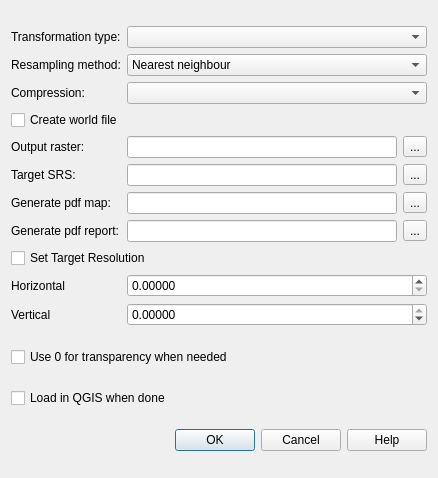
qgis/QGIS, file src/plugins/georeferencer/qgstransformsettingsdialogbase.ui: the form before one commit.
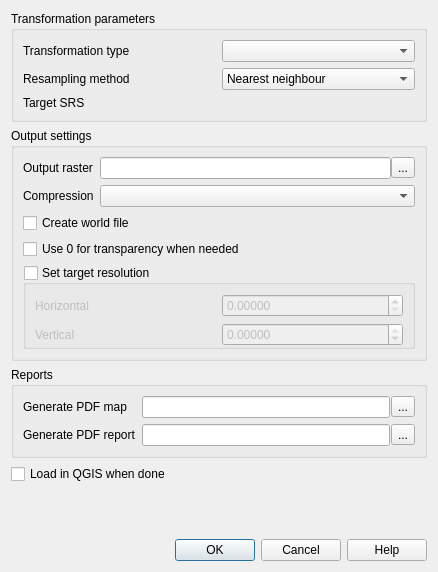
The form after the commit. Custom widgets are drawn as their Qt base class.

Patch:
```diff
--- a/src/plugins/georeferencer/qgstransformsettingsdialogbase.ui
+++ b/src/plugins/georeferencer/qgstransformsettingsdialogbase.ui
@@ -7,7 +7,7 @@
     <x>0</x>
     <y>0</y>
     <width>438</width>
-    <height>478</height>
+    <height>572</height>
    </rect>
   </property>
   <property name="windowTitle">
@@ -15,11 +15,15 @@
   </property>
   <layout class="QGridLayout" name="gridLayout_2">
    <item row="0" column="0">
-    <layout class="QGridLayout" name="gridLayout">
+    <widget class="QGroupBox" name="groupBox">
+     <property name="title">
+      <string>Transformation parameters</string>
+     </property>
+     <layout class="QGridLayout" name="gridLayout_4">
      <item row="0" column="0">
       <widget class="QLabel" name="label">
        <property name="text">
-        <string>Transformation type:</string>
+         <string>Transformation type</string>
        </property>
       </widget>
      </item>
@@ -33,16 +37,6 @@
        </property>
       </widget>
      </item>
-     <item row="1" column="0">
-      <widget class="QLabel" name="textLabel1">
-       <property name="text">
-        <string>Resampling method:</string>
-       </property>
-       <property name="buddy">
-        <cstring>cmbResampling</cstring>
-       </property>
-      </widget>
-     </item>
      <item row="1" column="1">
       <widget class="QComboBox" name="cmbResampling">
        <property name="currentIndex">
@@ -75,10 +69,10 @@
        </item>
       </widget>
      </item>
-     <item row="2" column="0">
-      <widget class="QLabel" name="mCompressionLabel">
+      <item row="1" column="0">
+       <widget class="QLabel" name="textLabel1">
        <property name="text">
-        <string>Compression:</string>
+         <string>Resampling method</string>
        </property>
        <property name="buddy">
         <cstring>cmbCompressionComboBox</cstring>
@@ -86,24 +80,40 @@
       </widget>
      </item>
      <item row="2" column="1">
-      <widget class="QComboBox" name="cmbCompressionComboBox">
-       <property name="sizePolicy">
-        <sizepolicy hsizetype="Preferred" vsizetype="Fixed">
-         <horstretch>0</horstretch>
-         <verstretch>0</verstretch>
-        </sizepolicy>
+       <widget class="QgsProjectionSelectionWidget" name="mCrsSelector" native="true">
+        <property name="focusPolicy">
+         <enum>Qt::StrongFocus</enum>
        </property>
       </widget>
      </item>
-     <item row="4" column="0">
+      <item row="2" column="0">
+       <widget class="QLabel" name="label_3">
+        <property name="text">
+         <string>Target SRS</string>
+        </property>
+       </widget>
+      </item>
+     </layout>
+    </widget>
+   </item>
+   <item row="1" column="0">
+    <widget class="QGroupBox" name="groupBox_2">
+     <property name="title">
+      <string>Output settings</string>
+     </property>
+     <layout class="QGridLayout" name="gridLayout_5">
+      <item row="0" column="0">
       <widget class="QLabel" name="label_2">
        <property name="text">
-        <string>Output raster:</string>
+         <string>Output raster</string>
        </property>
       </widget>
      </item>
-     <item row="4" column="1">
+      <item row="0" column="1">
       <layout class="QHBoxLayout" name="horizontalLayout">
+        <property name="spacing">
+         <number>0</number>
+        </property>
        <item>
         <widget class="QLineEdit" name="leOutputRaster"/>
        </item>
@@ -116,63 +126,39 @@
        </item>
       </layout>
      </item>
-     <item row="5" column="0">
-      <widget class="QLabel" name="label_3">
-       <property name="text">
-        <string>Target SRS:</string>
+      <item row="1" column="1">
+       <widget class="QComboBox" name="cmbCompressionComboBox">
+        <property name="sizePolicy">
+         <sizepolicy hsizetype="Preferred" vsizetype="Fixed">
+          <horstretch>0</horstretch>
+          <verstretch>0</verstretch>
+         </sizepolicy>
        </property>
       </widget>
      </item>
-     <item row="5" column="1">
-      <layout class="QHBoxLayout" name="horizontalLayout_2">
-       <item>
-        <widget class="QLineEdit" name="leTargetSRS"/>
-       </item>
-       <item>
-        <widget class="QToolButton" name="tbnTargetSRS">
-         <property name="text">
-          <string>...</string>
-         </property>
-        </widget>
-       </item>
-      </layout>
-     </item>
-     <item row="7" column="0">
-      <widget class="QLabel" name="label_6">
-       <property name="text">
-        <string>Generate pdf report:</string>
-       </property>
-      </widget>
-     </item>
-     <item row="7" column="1">
-      <layout class="QHBoxLayout" name="horizontalLayout_3">
-       <item>
-        <widget class="QLineEdit" name="mReportFileLineEdit"/>
-       </item>
-       <item>
-        <widget class="QToolButton" name="tbnReportFile">
-         <property name="text">
-          <string>...</string>
-         </property>
-        </widget>
-       </item>
-      </layout>
-     </item>
-     <item row="8" column="0" colspan="2">
-      <widget class="QCheckBox" name="cbxUserResolution">
-       <property name="text">
-        <string>Set Target Resolution</string>
-       </property>
-      </widget>
-     </item>
-     <item row="9" column="0">
+      <item row="4" column="0" colspan="2">
+       <widget class="QGroupBox" name="cbxUserResolution">
+        <property name="title">
+         <string>Set target resolution</string>
+        </property>
+        <property name="checkable">
+         <bool>true</bool>
+        </property>
+        <property name="checked">
+         <bool>false</bool>
+        </property>
+        <layout class="QGridLayout" name="gridLayout_3">
+         <property name="bottomMargin">
+          <number>0</number>
+         </property>
+         <item row="0" column="0">
       <widget class="QLabel" name="label_4">
        <property name="text">
         <string>Horizontal</string>
        </property>
       </widget>
      </item>
-     <item row="9" column="1">
+         <item row="0" column="1">
       <widget class="QgsValidatedDoubleSpinBox" name="dsbHorizRes">
        <property name="decimals">
         <number>5</number>
@@ -185,14 +171,14 @@
        </property>
       </widget>
      </item>
-     <item row="10" column="0">
+         <item row="1" column="0">
       <widget class="QLabel" name="label_5">
        <property name="text">
         <string>Vertical</string>
        </property>
       </widget>
      </item>
-     <item row="10" column="1">
+         <item row="1" column="1">
       <widget class="QgsValidatedDoubleSpinBox" name="dsbVerticalRes">
        <property name="sizePolicy">
         <sizepolicy hsizetype="Minimum" vsizetype="Fixed">
@@ -214,54 +200,40 @@
        </property>
       </widget>
      </item>
+        </layout>
+       </widget>
+      </item>
+      <item row="1" column="0">
+       <widget class="QLabel" name="mCompressionLabel">
+        <property name="text">
+         <string>Compression</string>
+        </property>
+        <property name="buddy">
+         <cstring>cmbCompressionComboBox</cstring>
+        </property>
+       </widget>
+      </item>
      <item row="3" column="0" colspan="2">
+       <widget class="QCheckBox" name="cbxZeroAsTrans">
+        <property name="text">
+         <string>Use 0 for transparency when needed</string>
+        </property>
+        <property name="checked">
+         <bool>false</bool>
+        </property>
+       </widget>
+      </item>
+      <item row="2" column="0" colspan="2">
       <widget class="QCheckBox" name="mWorldFileCheckBox">
        <property name="text">
         <string>Create world file</string>
        </property>
       </widget>
      </item>
+     </layout>
+    </widget>
+   </item>
      <item row="6" column="0">
-      <widget class="QLabel" name="label_7">
-       <property name="text">
-        <string>Generate pdf map:</string>
-       </property>
-      </widget>
-     </item>
-     <item row="6" column="1">
-      <layout class="QHBoxLayout" name="horizontalLayout_4">
-       <item>
-        <widget class="QLineEdit" name="mMapFileLineEdit"/>
-       </item>
-       <item>
-        <widget class="QToolButton" name="tbnMapFile">
-         <property name="text">
-          <string>...</string>
-         </property>
-        </widget>
-       </item>
-      </layout>
-     </item>
-    </layout>
-   </item>
-   <item row="1" column="0">
-    <widget class="QCheckBox" name="cbxZeroAsTrans">
-     <property name="text">
-      <string>Use 0 for transparency when needed</string>
-     </property>
-     <property name="checked">
-      <bool>false</bool>
-     </property>
-    </widget>
-   </item>
-   <item row="2" column="0">
-    <widget class="QCheckBox" name="cbxLoadInQgisWhenDone">
-     <property name="text">
-      <string>Load in QGIS when done</string>
-     </property>
-    </widget>
-   </item>
-   <item row="3" column="0">
     <widget class="QDialogButtonBox" name="buttonBox">
      <property name="orientation">
       <enum>Qt::Horizontal</enum>
@@ -271,13 +243,96 @@
      </property>
     </widget>
    </item>
+   <item row="4" column="0">
+    <widget class="QCheckBox" name="cbxLoadInQgisWhenDone">
+     <property name="text">
+      <string>Load in QGIS when done</string>
+     </property>
+    </widget>
+   </item>
+   <item row="5" column="0">
+    <spacer name="verticalSpacer">
+     <property name="orientation">
+      <enum>Qt::Vertical</enum>
+     </property>
+     <property name="sizeHint" stdset="0">
+      <size>
+       <width>20</width>
+       <height>40</height>
+      </size>
+     </property>
+    </spacer>
+   </item>
+   <item row="2" column="0">
+    <widget class="QGroupBox" name="groupBox_3">
+     <property name="title">
+      <string>Reports</string>
+     </property>
+     <layout class="QGridLayout" name="gridLayout_6">
+      <item row="0" column="0">
+       <widget class="QLabel" name="label_7">
+        <property name="text">
+         <string>Generate PDF map</string>
+        </property>
+       </widget>
+      </item>
+      <item row="0" column="1">
+       <layout class="QHBoxLayout" name="horizontalLayout_4">
+        <property name="spacing">
+         <number>1</number>
+        </property>
+        <item>
+         <widget class="QLineEdit" name="mMapFileLineEdit"/>
+        </item>
+        <item>
+         <widget class="QToolButton" name="tbnMapFile">
+          <property name="text">
+           <string>...</string>
+          </property>
+         </widget>
+        </item>
+       </layout>
+      </item>
+      <item row="1" column="0">
+       <widget class="QLabel" name="label_6">
+        <property name="text">
+         <string>Generate PDF report</string>
+        </property>
+       </widget>
+      </item>
+      <item row="1" column="1">
+       <layout class="QHBoxLayout" name="horizontalLayout_3">
+        <property name="spacing">
+         <number>1</number>
+        </property>
+        <item>
+         <widget class="QLineEdit" name="mReportFileLineEdit"/>
+        </item>
+        <item>
+         <widget class="QToolButton" name="tbnReportFile">
+          <property name="text">
+           <string>...</string>
+          </property>
+         </widget>
+        </item>
+       </layout>
+      </item>
+     </layout>
+    </widget>
+   </item>
   </layout>
  </widget>
  <customwidgets>
   <customwidget>
    <class>QgsValidatedDoubleSpinBox</class>
    <extends>QDoubleSpinBox</extends>
-   <header>qgsvalidateddoublespinbox.h</header>
+   <header location="global">qgsvalidateddoublespinbox.h</header>
+  </customwidget>
+  <customwidget>
+   <class>QgsProjectionSelectionWidget</class>
+   <extends>QWidget</extends>
+   <header location="global">qgsprojectionselectionwidget.h</header>
+   <container>1</container>
   </customwidget>
  </customwidgets>
  <tabstops>
```
Left out of the diff: 15 changed lines with no effect on the pictures. Lines whose indentation alone changed are shown as unchanged.
